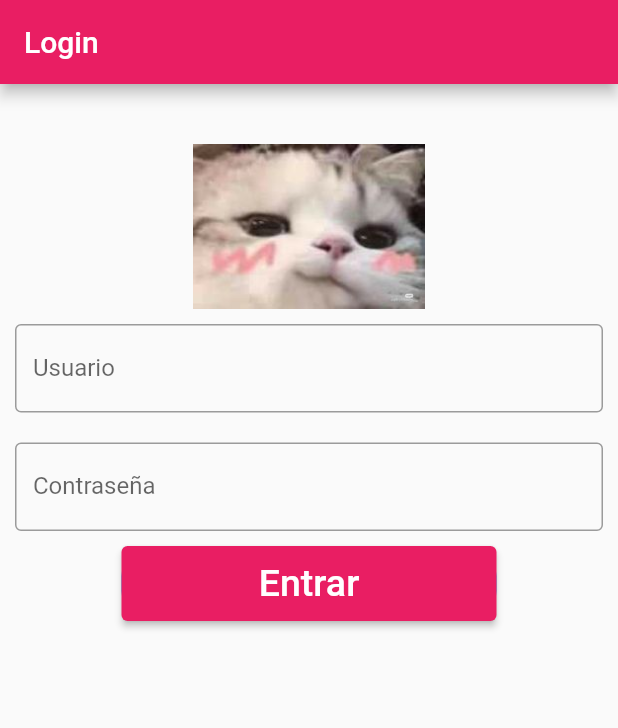
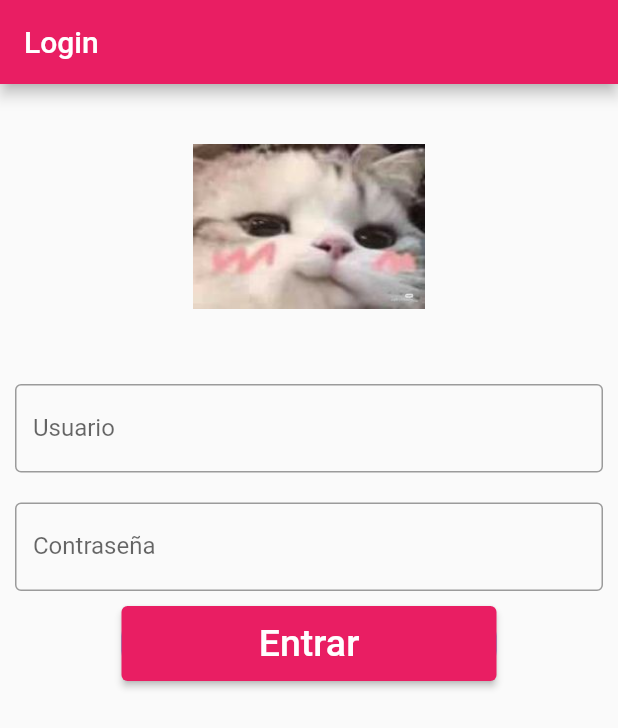
Before and after one commit to FernandoAHQ/NOTAS_JAVI, a Flutter app: the screen it shows after launch, on a phone screen of 412 x 824 dp. Shown: the top 728 px of the screen. Run offline on Flutter 3.47's test engine with Material 2 defaults, Android fonts, the phone set to English and light mode, and no system bars; our stand-ins replace animated_splash_screen, page_transition.

Commit message:
Login funcional

```diff
--- a/lib/screens/login_screen.dart
+++ b/lib/screens/login_screen.dart
@@ -1,5 +1,7 @@
 import 'package:flutter/material.dart';
+import 'package:x/data/users_account_data.dart';
 
+import '../models/account_model.dart';
 import '../otro.dart';
 
 class Login extends StatefulWidget {
@@ -10,6 +12,25 @@ class Login extends StatefulWidget {
 }
 
 class _LoginState extends State<Login> {
+  final _formKey = GlobalKey<FormState>();
+  bool _validado = false;
+  bool _intentoIncorrecto = false;
+
+  String _usuario = '';
+  String _contrasena = '';
+
+  late CuentaModel _datosDeInicio;
+
+  _obtenerDatos () {
+    for( CuentaModel x in cuentas){
+      if((_datosDeInicio.usuario == x.usuario || _datosDeInicio.correo == x.correo)&& _datosDeInicio.contrasena == x.contrasena){
+        return true;
+      }
+    }
+    return false;
+  }
+
+
   @override
   Widget build(BuildContext context) {
     return Scaffold(
@@ -17,6 +38,10 @@ class _LoginState extends State<Login> {
         title: const Text('Login '),
       ),
       body: Column(
+        children: [
+          Form(
+            key: _formKey,
+            child: Column(
                     children: [
                       Container(
                         height: 150.0,
@@ -29,25 +54,58 @@ class _LoginState extends State<Login> {
                           child: Image.asset('assets/images/gatito.jpeg'),
                         ),
                       ),
-          const Padding(
-            padding: EdgeInsets.all(10.0),
-            child: TextField(
-              decoration: InputDecoration(
+                      Container(
+                        height: 40.0,
+                        alignment: Alignment.center,
+                        child: _intentoIncorrecto == true
+                        ? const Text(
+                          'Datos Incorrectos',
+                          style: TextStyle(
+                            fontSize: 17,
+                            fontWeight: FontWeight.bold,
+                            color: Colors.black,
+                          ),
+                        )
+                        : const Text(
+                          ''
+                        ),
+                      ),
+                      Padding(
+                        padding: const EdgeInsets.all(10.0),
+                        child: TextFormField(
+                          decoration: const InputDecoration(
                             border: OutlineInputBorder(),
                             labelText: 'Usuario',
                             hintText: 'Ingrese un correo valido'
                           ),
+                          validator: (valor){
+                            if(valor!.length < 5){
+                              return 'El usuario no puede ser menor a 4 dígitos';
+                            }
+                            _usuario = valor;
+                            print(_usuario);
+                            return null;
+                          },
                         ),
                       ),
-          const Padding(
-            padding: EdgeInsets.all(10.0),
-            child: TextField(
+                      Padding(
+                        padding: const EdgeInsets.all(10.0),
+                        child: TextFormField(
                           obscureText: true,
-              decoration: InputDecoration(
+                          decoration: const InputDecoration(
                             border: OutlineInputBorder(),
                             labelText: 'Contraseña',
                             hintText: 'Ingrese su contraseña'
                           ),
+                          autocorrect: false,
+                          validator: (valor){
+                            if(valor!.length < 9 || valor.isEmpty){
+                              return 'La contraseña no puede ser menor a 9 dígitos';
+                            }
+                            _contrasena = valor;
+                            print(_contrasena);
+                            return null;
+                          },
                         ),
                       ),
                       Container(
@@ -57,8 +115,23 @@ class _LoginState extends State<Login> {
                             color: Colors.blue, borderRadius: BorderRadius.circular(20)),
                         child: ElevatedButton(
                           onPressed: () {
+                            if (_formKey.currentState!.validate()) {
+                                print(_contrasena);
+                                print(_usuario);
+                                print('///-/-/--//-');
+                                _datosDeInicio = CuentaModel(usuario: _usuario, contrasena: _contrasena, correo: _usuario);
+                                print(_datosDeInicio.contrasena);
+                                print(_datosDeInicio.correo);
+                                print(_datosDeInicio.usuario);
+                                _validado = _obtenerDatos();
+                                if(_validado == false ){
+                                  _intentoIncorrecto = true;
+                                }
+                                else{
                                   Navigator.pushReplacement(
                                     context, MaterialPageRoute(builder: (context) => const MyHomePage(title: 'Flutter Demo Home Page')));
+                                }
+                              }
                           },
                           child: const Text(
                             'Entrar',
@@ -66,6 +139,9 @@ class _LoginState extends State<Login> {
                           ),
                         ),
                       ),
+                    ],
+                  ),
+          ),
         ]),
     );
   }
--- a/pubspec.yaml
+++ b/pubspec.yaml
@@ -37,6 +37,7 @@ dependencies:
   cupertino_icons: ^1.0.2
   animated_splash_screen: ^1.3.0
   page_transition: ^2.0.9
+
 
 dev_dependencies:
   flutter_test:
```
Also changed, not shown: lib/data/users_account_data.dart (+0 -10 lines). Lines whose indentation alone changed are shown as unchanged.
